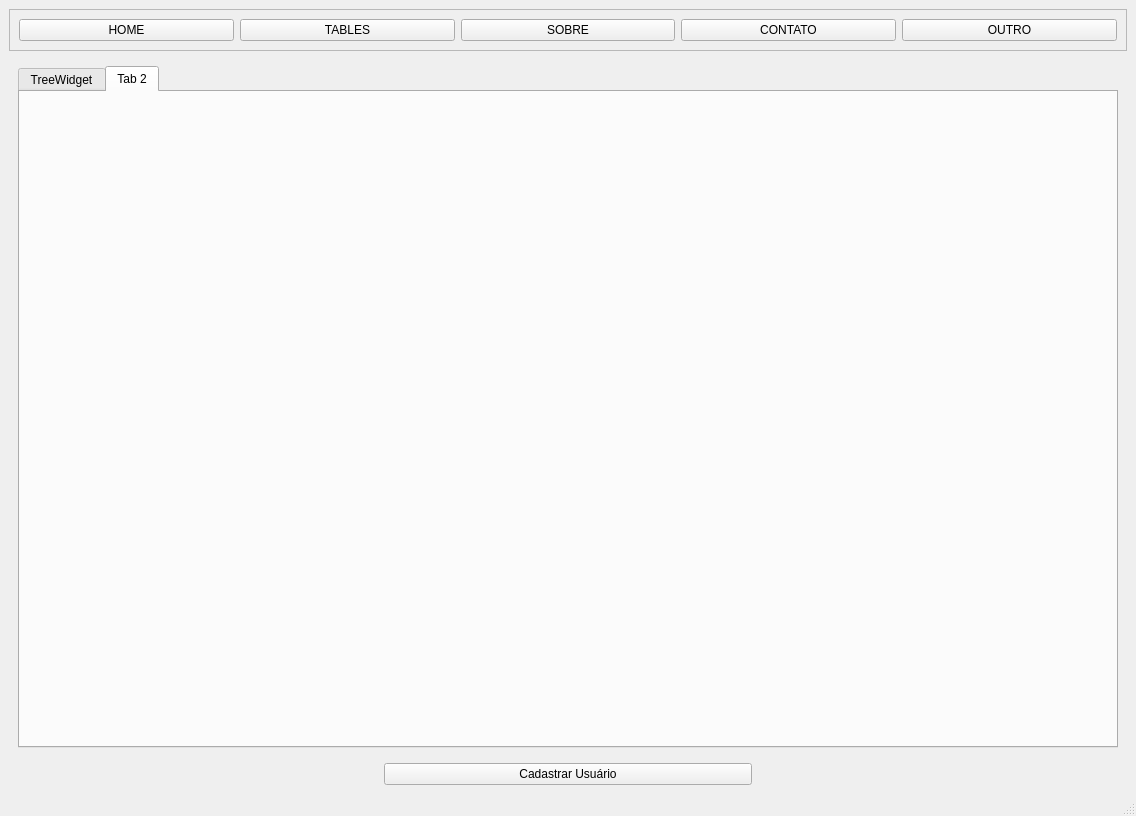
Old version of the form stock_control.ui in the repository kirestein/appStockControl.
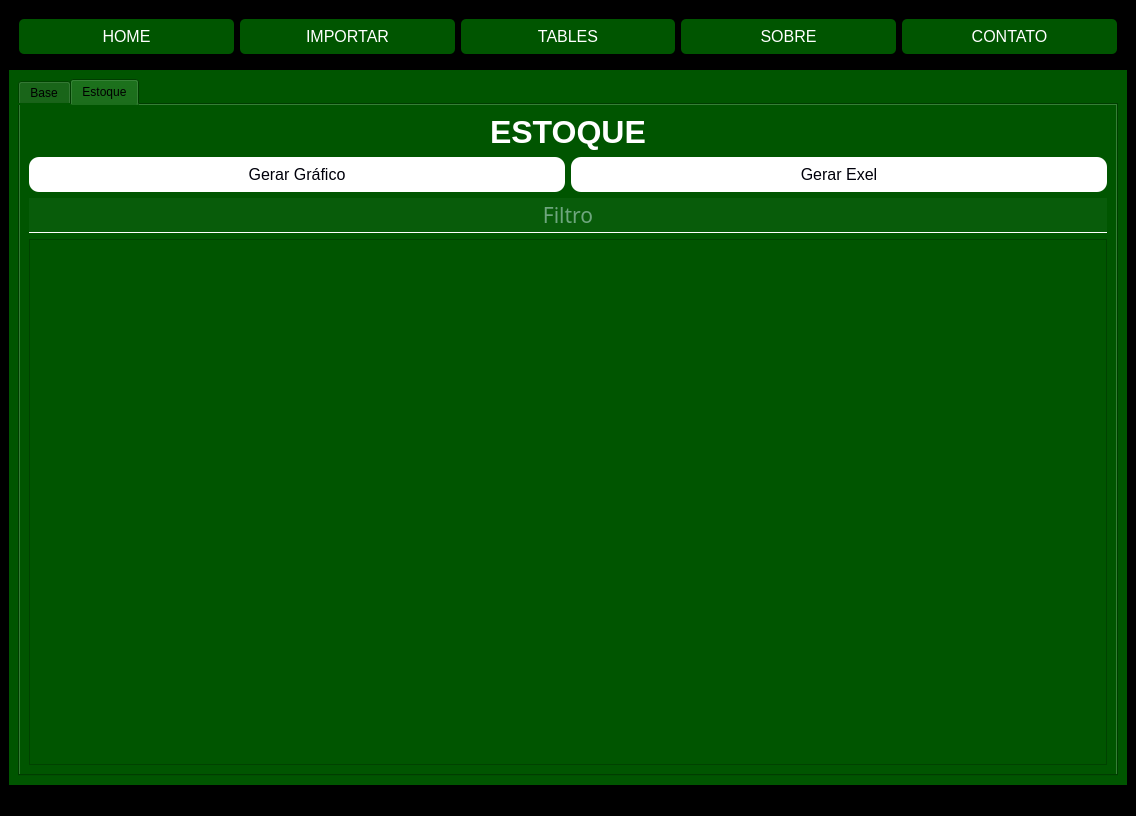
New version of the form. The open tabs and pages were chosen to show the change. Icons and pictures are not drawn.

Diff of the .ui file:
```diff
--- a/stock_control.ui
+++ b/stock_control.ui
@@ -13,6 +13,9 @@
   <property name="windowTitle">
    <string>MainWindow</string>
   </property>
+  <property name="styleSheet">
+   <string notr="true">background-color: rgb(0, 0, 0);</string>
+  </property>
   <widget class="QWidget" name="centralwidget">
    <layout class="QVBoxLayout" name="verticalLayout_2">
     <item>
@@ -26,13 +29,77 @@
       <layout class="QHBoxLayout" name="horizontalLayout">
        <item>
         <widget class="QPushButton" name="btn_home">
+         <property name="minimumSize">
+          <size>
+           <width>0</width>
+           <height>35</height>
+          </size>
+         </property>
+         <property name="styleSheet">
+          <string notr="true">QPushButton{
+	color: rgb(255, 255, 255);
+	border-radius: 5px;
+	font-size: 16px;
+	background-color: rgb(0, 85, 0);
+}
+
+QPushButton:hover{ 
+	background-color: rgb(255, 255, 255);
+	color: rgb(0, 0, 0);
+}</string>
+         </property>
          <property name="text">
           <string>HOME</string>
          </property>
         </widget>
        </item>
+       <item>
+        <widget class="QPushButton" name="btn_import">
+         <property name="minimumSize">
+          <size>
+           <width>0</width>
+           <height>35</height>
+          </size>
+         </property>
+         <property name="styleSheet">
+          <string notr="true">QPushButton{
+	color: rgb(255, 255, 255);
+	border-radius: 5px;
+	font-size: 16px;
+	background-color: rgb(0, 85, 0);
+}
+
+QPushButton:hover{ 
+	background-color: rgb(255, 255, 255);
+	color: rgb(0, 0, 0);
+}</string>
+         </property>
+         <property name="text">
+          <string>IMPORTAR</string>
+         </property>
+        </widget>
+       </item>
        <item>
         <widget class="QPushButton" name="btn_tables">
+         <property name="minimumSize">
+          <size>
+           <width>0</width>
+           <height>35</height>
+          </size>
+         </property>
+         <property name="styleSheet">
+          <string notr="true">QPushButton{
+	color: rgb(255, 255, 255);
+	border-radius: 5px;
+	font-size: 16px;
+	background-color: rgb(0, 85, 0);
+}
+
+QPushButton:hover{ 
+	background-color: rgb(255, 255, 255);
+	color: rgb(0, 0, 0);
+}</string>
+         </property>
          <property name="text">
           <string>TABLES</string>
          </property>
@@ -40,6 +107,25 @@
        </item>
        <item>
         <widget class="QPushButton" name="btn_sobre">
+         <property name="minimumSize">
+          <size>
+           <width>0</width>
+           <height>35</height>
+          </size>
+         </property>
+         <property name="styleSheet">
+          <string notr="true">QPushButton{
+	color: rgb(255, 255, 255);
+	border-radius: 5px;
+	font-size: 16px;
+	background-color: rgb(0, 85, 0);
+}
+
+QPushButton:hover{ 
+	background-color: rgb(255, 255, 255);
+	color: rgb(0, 0, 0);
+}</string>
+         </property>
          <property name="text">
           <string>SOBRE</string>
          </property>
@@ -47,23 +133,38 @@
        </item>
        <item>
         <widget class="QPushButton" name="btn_contato">
+         <property name="minimumSize">
+          <size>
+           <width>0</width>
+           <height>35</height>
+          </size>
+         </property>
+         <property name="styleSheet">
+          <string notr="true">QPushButton{
+	color: rgb(255, 255, 255);
+	border-radius: 5px;
+	font-size: 16px;
+	background-color: rgb(0, 85, 0);
+}
+
+QPushButton:hover{ 
+	background-color: rgb(255, 255, 255);
+	color: rgb(0, 0, 0);
+}</string>
+         </property>
          <property name="text">
           <string>CONTATO</string>
          </property>
         </widget>
        </item>
-       <item>
-        <widget class="QPushButton" name="btn_outro">
-         <property name="text">
-          <string>OUTRO</string>
-         </property>
-        </widget>
-       </item>
       </layout>
      </widget>
     </item>
     <item>
      <widget class="QStackedWidget" name="stackedWidget">
+      <property name="styleSheet">
+       <string notr="true">background-color: rgb(0, 85, 0);</string>
+      </property>
       <property name="currentIndex">
        <number>3</number>
       </property>
@@ -73,7 +174,7 @@
          <widget class="QTabWidget" name="tabWidget">
           <widget class="QWidget" name="tables">
            <attribute name="title">
-            <string>TreeWidget</string>
+            <string>Base</string>
            </attribute>
            <layout class="QVBoxLayout" name="verticalLayout_7">
             <item>
@@ -263,8 +364,105 @@
           </widget>
           <widget class="QWidget" name="tab_2">
            <attribute name="title">
-            <string>Tab 2</string>
+            <string>Estoque</string>
            </attribute>
+           <layout class="QVBoxLayout" name="verticalLayout_10">
+            <item>
+             <widget class="QLabel" name="label_10">
+              <property name="text">
+               <string>&lt;html&gt;&lt;head/&gt;&lt;body&gt;&lt;p align=&quot;center&quot;&gt;&lt;span style=&quot; font-size:24pt; font-weight:600; color:#ffffff;&quot;&gt;ESTOQUE&lt;/span&gt;&lt;/p&gt;&lt;/body&gt;&lt;/html&gt;</string>
+              </property>
+             </widget>
+            </item>
+            <item>
+             <layout class="QHBoxLayout" name="horizontalLayout_13">
+              <item>
+               <widget class="QPushButton" name="btn_grafico">
+                <property name="minimumSize">
+                 <size>
+                  <width>150</width>
+                  <height>35</height>
+                 </size>
+                </property>
+                <property name="styleSheet">
+                 <string notr="true">QPushButton{
+	color: rgb(0, 0, 10);
+	border-radius: 10px;
+	font-size: 16px;
+	background-color: #fff;
+}
+
+QPushButton:hover{ 
+	color: black;
+	background-color: rgb(165, 255, 210);
+}</string>
+                </property>
+                <property name="text">
+                 <string>Gerar Gráfico</string>
+                </property>
+               </widget>
+              </item>
+              <item>
+               <widget class="QPushButton" name="btn_excel">
+                <property name="minimumSize">
+                 <size>
+                  <width>150</width>
+                  <height>35</height>
+                 </size>
+                </property>
+                <property name="styleSheet">
+                 <string notr="true">QPushButton{
+	color: rgb(0, 0, 10);
+	border-radius: 10px;
+	font-size: 16px;
+	background-color: #fff;
+}
+
+QPushButton:hover{ 
+	color: black;
+	background-color: rgb(165, 255, 210);
+}</string>
+                </property>
+                <property name="text">
+                 <string>Gerar Exel</string>
+                </property>
+               </widget>
+              </item>
+             </layout>
+            </item>
+            <item>
+             <widget class="QLineEdit" name="txt_filtro">
+              <property name="minimumSize">
+               <size>
+                <width>0</width>
+                <height>35</height>
+               </size>
+              </property>
+              <property name="styleSheet">
+               <string notr="true">color: rgba(211, 239, 241, 1);
+border-bottom: 1px solid #fff;
+border-radius: None;
+background-color: rgba(86, 155, 102, 0.1);
+font-family: Trebuchet MS;
+font-size: 21px;</string>
+              </property>
+              <property name="alignment">
+               <set>Qt::AlignCenter</set>
+              </property>
+              <property name="placeholderText">
+               <string>Filtro</string>
+              </property>
+             </widget>
+            </item>
+            <item>
+             <widget class="QTableView" name="tb_stock"/>
+            </item>
+           </layout>
+           <zorder>label_10</zorder>
+           <zorder>btn_grafico</zorder>
+           <zorder>btn_excel</zorder>
+           <zorder>txt_filtro</zorder>
+           <zorder>tb_stock</zorder>
           </widget>
          </widget>
         </item>
@@ -312,8 +510,184 @@
           </property>
          </widget>
         </item>
+        <item>
+         <widget class="QPushButton" name="btn_cadastro">
+          <property name="minimumSize">
+           <size>
+            <width>0</width>
+            <height>30</height>
+           </size>
+          </property>
+          <property name="maximumSize">
+           <size>
+            <width>16777215</width>
+            <height>16777215</height>
+           </size>
+          </property>
+          <property name="cursor">
+           <cursorShape>PointingHandCursor</cursorShape>
+          </property>
+          <property name="styleSheet">
+           <string notr="true">QPushButton{
+	color: rgb(0, 0, 10);
+	border-radius: 5px;
+	font-size: 16px;
+	background-color: #fff;
+}
+
+QPushButton:hover{ 
+	color: black;
+	background-color: rgb(165, 255, 210);
+}</string>
+          </property>
+          <property name="text">
+           <string>Cadastrar Usuário</string>
+          </property>
+         </widget>
+        </item>
        </layout>
       </widget>
+      <widget class="QWidget" name="pg_import">
+       <widget class="QLabel" name="label_4">
+        <property name="geometry">
+         <rect>
+          <x>0</x>
+          <y>40</y>
+          <width>1111</width>
+          <height>81</height>
+         </rect>
+        </property>
+        <property name="text">
+         <string>&lt;html&gt;&lt;head/&gt;&lt;body&gt;&lt;p align=&quot;center&quot;&gt;&lt;span style=&quot; font-size:24pt; font-weight:600; color:#ffffff;&quot;&gt;IMPORTAR XML&lt;/span&gt;&lt;/p&gt;&lt;/body&gt;&lt;/html&gt;</string>
+        </property>
+       </widget>
+       <widget class="QWidget" name="">
+        <property name="geometry">
+         <rect>
+          <x>0</x>
+          <y>220</y>
+          <width>1111</width>
+          <height>111</height>
+         </rect>
+        </property>
+        <layout class="QHBoxLayout" name="horizontalLayout_11">
+         <item>
+          <widget class="QLineEdit" name="lineEdit">
+           <property name="minimumSize">
+            <size>
+             <width>0</width>
+             <height>35</height>
+            </size>
+           </property>
+           <property name="font">
+            <font>
+             <family>Trebuchet MS</family>
+             <pointsize>-1</pointsize>
+            </font>
+           </property>
+           <property name="styleSheet">
+            <string notr="true">color: rgba(211, 239, 241, 1);
+border-bottom: 1px solid #fff;
+border-radius: None;
+background-color: rgba(86, 155, 102, 0.1);
+font-family: Trebuchet MS;
+font-size: 21px;</string>
+           </property>
+           <property name="alignment">
+            <set>Qt::AlignCenter</set>
+           </property>
+           <property name="placeholderText">
+            <string>Selecione a pasta com arquivos XML ----&gt;</string>
+           </property>
+          </widget>
+         </item>
+         <item>
+          <widget class="QPushButton" name="btn_open_2">
+           <property name="minimumSize">
+            <size>
+             <width>75</width>
+             <height>35</height>
+            </size>
+           </property>
+           <property name="cursor">
+            <cursorShape>PointingHandCursor</cursorShape>
+           </property>
+           <property name="styleSheet">
+            <string notr="true">QPushButton{
+	color: rgb(0, 0, 10);
+	border-top-right-radius: 15px;
+	font-size: 16px;
+	background-color: #fff;
+}
+
+QPushButton:hover{ 
+	color: black;
+	background-color: rgb(165, 255, 210);
+}</string>
+           </property>
+           <property name="text">
+            <string>ABRIR</string>
+           </property>
+          </widget>
+         </item>
+        </layout>
+       </widget>
+       <widget class="QWidget" name="">
+        <property name="geometry">
+         <rect>
+          <x>0</x>
+          <y>460</y>
+          <width>1111</width>
+          <height>191</height>
+         </rect>
+        </property>
+        <layout class="QHBoxLayout" name="horizontalLayout_12">
+         <item>
+          <widget class="QLabel" name="label_5">
+           <property name="text">
+            <string/>
+           </property>
+          </widget>
+         </item>
+         <item>
+          <widget class="QPushButton" name="btn_import_xml">
+           <property name="minimumSize">
+            <size>
+             <width>250</width>
+             <height>35</height>
+            </size>
+           </property>
+           <property name="cursor">
+            <cursorShape>PointingHandCursor</cursorShape>
+           </property>
+           <property name="styleSheet">
+            <string notr="true">QPushButton{
+	color: rgb(0, 0, 10);
+	border-radius: 5px;
+	font-size: 16px;
+	background-color: #fff;
+}
+
+QPushButton:hover{ 
+	color: black;
+	background-color: rgb(165, 255, 210);
+}</string>
+           </property>
+           <property name="text">
+            <string>IMPORTAR</string>
+           </property>
+          </widget>
+         </item>
+         <item>
+          <widget class="QLabel" name="label_9">
+           <property name="text">
+            <string/>
+           </property>
+          </widget>
+         </item>
+        </layout>
+       </widget>
+      </widget>
       <widget class="QWidget" name="pg_cadastro">
        <layout class="QVBoxLayout" name="verticalLayout_9">
         <item>
@@ -503,29 +877,7 @@
      </widget>
     </item>
     <item>
-     <layout class="QHBoxLayout" name="horizontalLayout_4">
-      <item>
-       <widget class="QLabel" name="label_4">
-        <property name="text">
-         <string/>
-        </property>
-       </widget>
-      </item>
-      <item>
-       <widget class="QPushButton" name="btn_cadastro">
-        <property name="text">
-         <string>Cadastrar Usuário</string>
-        </property>
-       </widget>
-      </item>
-      <item>
-       <widget class="QLabel" name="label_5">
-        <property name="text">
-         <string/>
-        </property>
-       </widget>
-      </item>
-     </layout>
+     <layout class="QHBoxLayout" name="horizontalLayout_4"/>
     </item>
    </layout>
   </widget>
```
Left out of the diff: 324 changed lines with no effect on the pictures.
